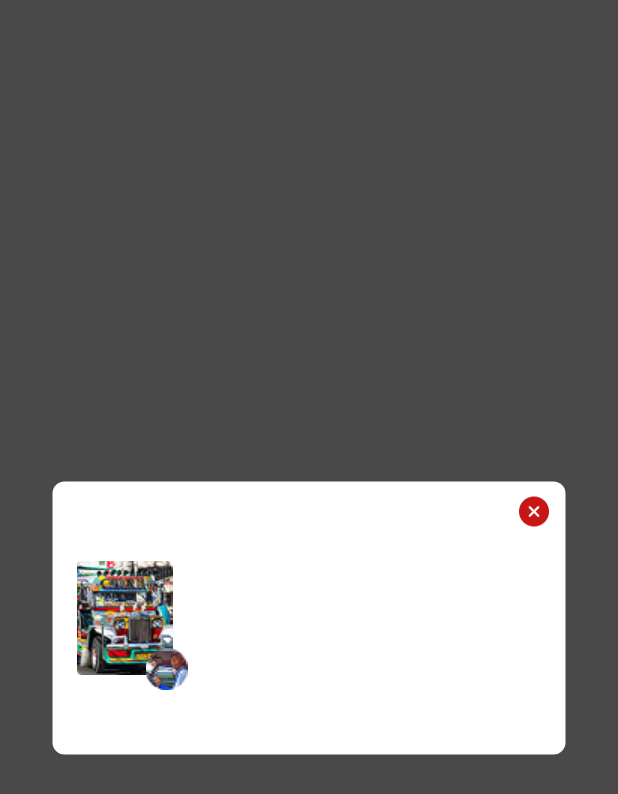
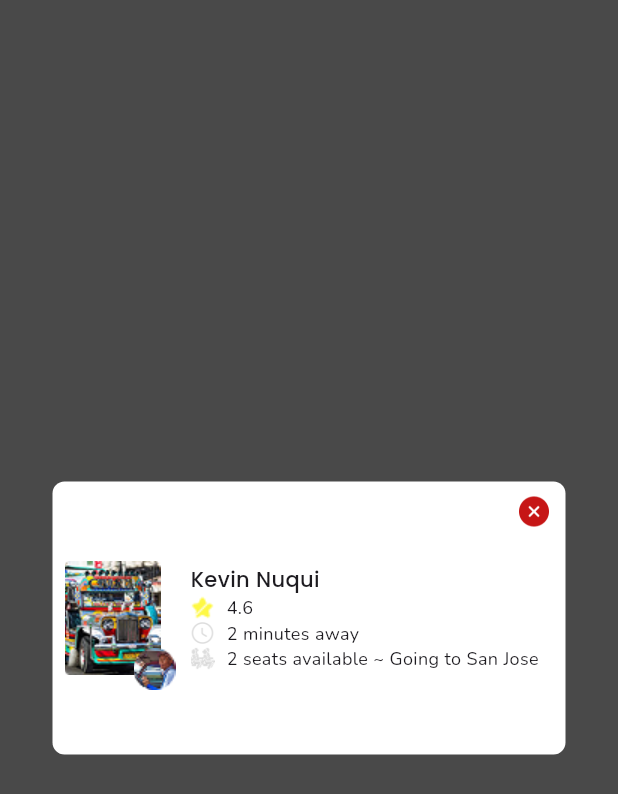
Before and after one commit to jamydevelop/Jodally-Flutter-App, a Flutter app: the screen it shows after launch, on a phone screen of 412 x 824 dp. Shown: the top 794 px of the screen. Run offline on Flutter 3.47's test engine with Material 3 defaults, Android fonts, the phone set to English and light mode, and no system bars; our stand-ins replace geolocator, google_maps_flutter.

Commit message:
added info on drivers dialog

```diff
--- a/jodally_flutter_app/lib/core/components/home_passenger_book_details_dialog.dart
+++ b/jodally_flutter_app/lib/core/components/home_passenger_book_details_dialog.dart
@@ -1,6 +1,8 @@
 import 'package:flutter/material.dart';
+import 'package:jodally_flutter_app/core/components/common_text_label.dart';
 import 'package:jodally_flutter_app/core/resources/assets.dart';
 import 'package:jodally_flutter_app/core/resources/colors.dart';
+import 'package:jodally_flutter_app/core/resources/dimensions.dart';
 
 class HomePassengerBookDetailsDialog extends StatelessWidget {
   const HomePassengerBookDetailsDialog({super.key});
@@ -19,20 +21,78 @@ class HomePassengerBookDetailsDialog extends StatelessWidget {
           child: Stack(
             children: [
               Padding(
-                padding: EdgeInsets.symmetric(horizontal: 16, vertical: 16),
+                padding: EdgeInsets.symmetric(horizontal: 8, vertical: 0),
                 child: Column(
                   mainAxisAlignment: MainAxisAlignment.center,
                   crossAxisAlignment: CrossAxisAlignment.center,
                   children: [
+                    Row(
+                      children: [
+                        //JEEPNEY & DRIVER PICTURE
                         Stack(
                           clipBehavior:
                               Clip.none, // <-- This allows children to overflow
                           children: [
                             Image.asset(Assets.jeepneyImg),
                             Positioned(
-                          bottom: -10, // <-- Negative value pushes it outside
+                              bottom:
+                                  -10, // <-- Negative value pushes it outside
                               right: -10, // <-- Same here
                               child: Image.asset(Assets.driverImg),
+                            ),
+                          ],
+                        ),
+                        SizedBox(width: 20),
+                        Column(
+                          crossAxisAlignment: CrossAxisAlignment.start,
+                          children: [
+                            //DRIVER'S NAME
+                            CommonTextLabel(
+                              text: 'Kevin Nuqui',
+                              fontFamily: 'Poppins',
+                              fontWeight: FontWeight.w500,
+                              fontSize: fontSizeTitleSmall,
+                            ),
+                            Row(
+                              children: [
+                                Image.asset(Assets.starIcon),
+                                SizedBox(width: 8),
+                                //DRIVER'S RATE
+                                CommonTextLabel(
+                                  text: '4.6',
+                                  fontFamily: 'Nunito',
+                                  fontWeight: FontWeight.w500,
+                                  fontSize: fontSizeCaptionMedium,
+                                ),
+                              ],
+                            ),
+                            Row(
+                              children: [
+                                Image.asset(Assets.clockIcon, scale: 3),
+                                SizedBox(width: 8),
+                                //DRIVER'S MINUTES AWAY
+                                CommonTextLabel(
+                                  text: '2 minutes away ',
+                                  fontFamily: 'Nunito',
+                                  fontWeight: FontWeight.w500,
+                                  fontSize: fontSizeCaptionMedium,
+                                ),
+                              ],
+                            ),
+                            Row(
+                              children: [
+                                Image.asset(Assets.waitingIcon, scale: 3),
+                                SizedBox(width: 8),
+                                //DRIVER'S SEATS & ROUTE
+                                CommonTextLabel(
+                                  text: '2 seats available ~ Going to San Jose',
+                                  fontFamily: 'Nunito',
+                                  fontWeight: FontWeight.w500,
+                                  fontSize: fontSizeCaptionMedium,
+                                ),
+                              ],
+                            ),
+                          ],
                         ),
                       ],
                     ),
```
Lines whose indentation alone changed are shown as unchanged.
